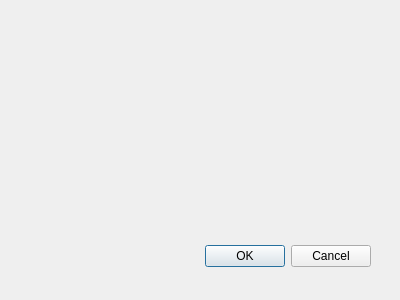
Qt form incluirdvd.ui (DPDck972/interface-loja) before a commit.
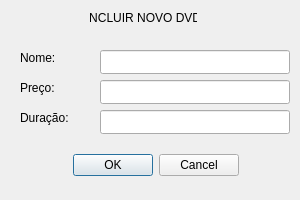
The same form after that commit. Icons and pictures are not drawn.

The edit to the form file:
```diff
--- a/incluirdvd.ui
+++ b/incluirdvd.ui
@@ -6,8 +6,8 @@
    <rect>
     <x>0</x>
     <y>0</y>
-    <width>400</width>
-    <height>300</height>
+    <width>300</width>
+    <height>200</height>
    </rect>
   </property>
   <property name="windowTitle">
@@ -16,10 +16,10 @@
   <widget class="QDialogButtonBox" name="buttonBox">
    <property name="geometry">
     <rect>
-     <x>30</x>
-     <y>240</y>
-     <width>341</width>
-     <height>32</height>
+     <x>50</x>
+     <y>140</y>
+     <width>211</width>
+     <height>51</height>
     </rect>
    </property>
    <property name="orientation">
@@ -27,6 +27,94 @@
    </property>
    <property name="standardButtons">
     <set>QDialogButtonBox::StandardButton::Cancel|QDialogButtonBox::StandardButton::Ok</set>
+   </property>
+   <property name="centerButtons">
+    <bool>true</bool>
+   </property>
+  </widget>
+  <widget class="QLabel" name="Titulo">
+   <property name="geometry">
+    <rect>
+     <x>90</x>
+     <y>10</y>
+     <width>107</width>
+     <height>16</height>
+    </rect>
+   </property>
+   <property name="text">
+    <string>INCLUIR NOVO DVD</string>
+   </property>
+   <property name="alignment">
+    <set>Qt::AlignmentFlag::AlignCenter</set>
+   </property>
+  </widget>
+  <widget class="QLabel" name="Nome">
+   <property name="geometry">
+    <rect>
+     <x>20</x>
+     <y>50</y>
+     <width>50</width>
+     <height>16</height>
+    </rect>
+   </property>
+   <property name="text">
+    <string>Nome:</string>
+   </property>
+  </widget>
+  <widget class="QLabel" name="Preco">
+   <property name="geometry">
+    <rect>
+     <x>20</x>
+     <y>80</y>
+     <width>50</width>
+     <height>16</height>
+    </rect>
+   </property>
+   <property name="text">
+    <string>Preço:</string>
+   </property>
+  </widget>
+  <widget class="QLabel" name="Duracao">
+   <property name="geometry">
+    <rect>
+     <x>20</x>
+     <y>110</y>
+     <width>50</width>
+     <height>16</height>
+    </rect>
+   </property>
+   <property name="text">
+    <string>Duração:</string>
+   </property>
+  </widget>
+  <widget class="QLineEdit" name="Nome_value">
+   <property name="geometry">
+    <rect>
+     <x>100</x>
+     <y>50</y>
+     <width>190</width>
+     <height>24</height>
+    </rect>
+   </property>
+  </widget>
+  <widget class="QLineEdit" name="Preco_value">
+   <property name="geometry">
+    <rect>
+     <x>100</x>
+     <y>80</y>
+     <width>190</width>
+     <height>24</height>
+    </rect>
+   </property>
+  </widget>
+  <widget class="QLineEdit" name="Especifico_value">
+   <property name="geometry">
+    <rect>
+     <x>100</x>
+     <y>110</y>
+     <width>190</width>
+     <height>24</height>
+    </rect>
    </property>
   </widget>
  </widget>
```
Left out of the diff: 5 changed lines with no effect on the pictures.
